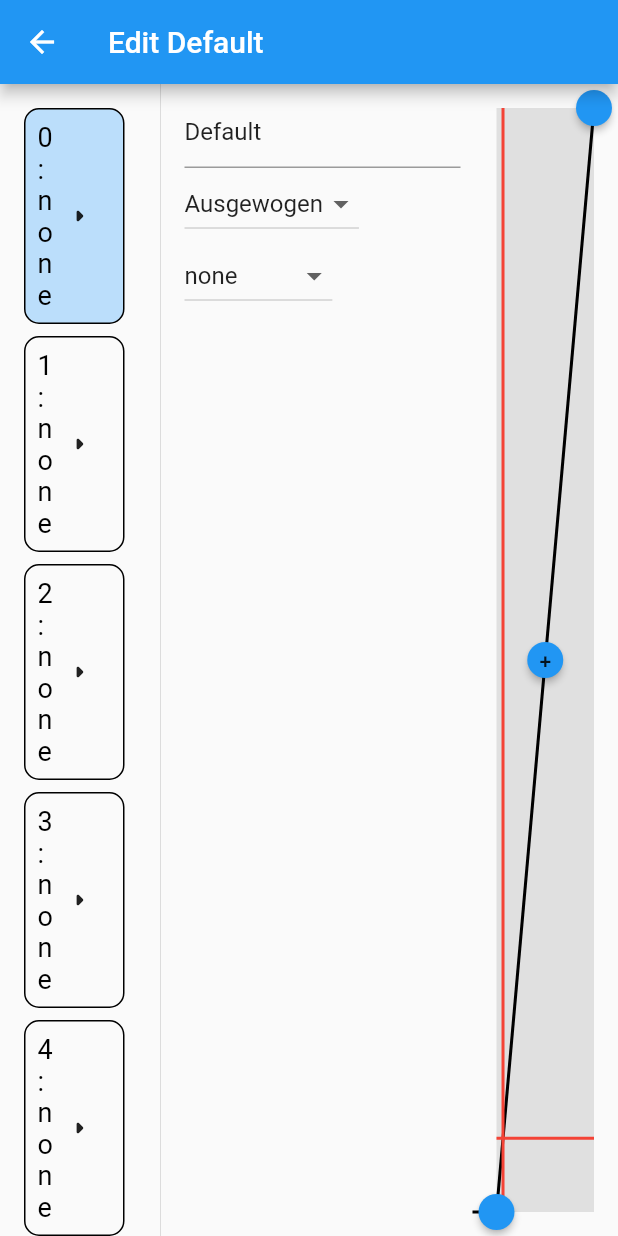
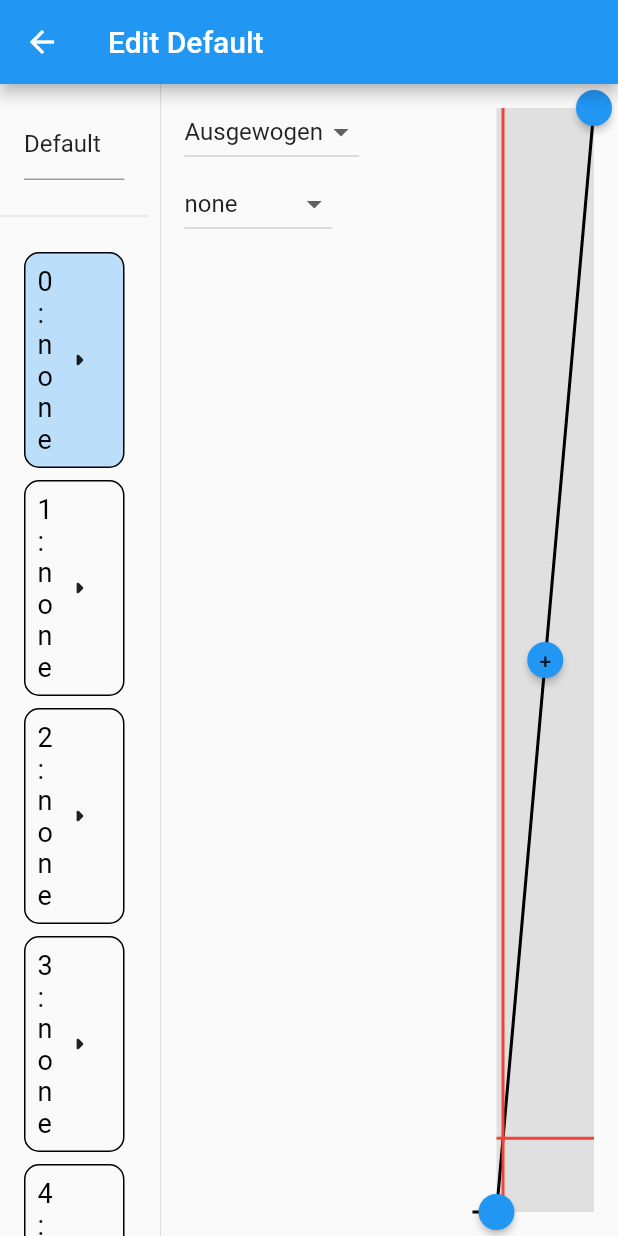
Before and after one commit to TobiasJacob/gcrdeviceconfigurator, a Flutter app: the screen it shows after launch, after a tap on the "arrow right" icon, on a phone screen of 412 x 824 dp. Run offline on Flutter 3.47's test engine with Material 2 defaults, Android fonts, the phone set to English and light mode, and no system bars; our stand-ins replace localstorage; missing offline and left inert: dartusbhid.

Commit message:
Movetext editing controller to profile

```diff
--- a/lib/data/axis.dart
+++ b/lib/data/axis.dart
@@ -32,7 +32,6 @@ class ControllerAxis extends ChangeNotifier {
   }
 
   static ControllerAxis fromJSON(Map<String, dynamic> axisData) {
-    int index = axisData["index"];
     List<DataPoint> dataPoints = (axisData["dataPoints"] as List)
         .map((e) => DataPoint.fromJSON(e))
         .toList();
--- a/lib/pages/profile_page.dart
+++ b/lib/pages/profile_page.dart
@@ -15,6 +15,7 @@ class ProfilePage extends StatefulWidget {
 }
 
 class _ProfilePageState extends State<ProfilePage> {
+  final TextEditingController profileNameController = TextEditingController();
   late ControllerAxis axis;
 
   @override
@@ -28,6 +29,11 @@ class _ProfilePageState extends State<ProfilePage> {
   @override
   Widget build(BuildContext context) {
     final profile = Profile.of(context);
+
+    if (profileNameController.text != profile.name) {
+      profileNameController.text = profile.name;
+    }
+
     return WillPopScope(
         onWillPop: () => showExitPopup(context),
         child: Scaffold(
@@ -40,11 +46,24 @@ class _ProfilePageState extends State<ProfilePage> {
                   children: [
                     Expanded(
                         flex: 1,
-                        child: AxisList(onSelect: (axis) {
-                          setState(() {
-                            this.axis = axis;
-                          });
-                        })),
+                        child: Column(
+                          children: [
+                            Padding(
+                                padding: const EdgeInsets.all(16.0),
+                                child: TextField(
+                                  controller: profileNameController,
+                                  onChanged: profile.updateName,
+                                )),
+                            const Divider(),
+                            Expanded(
+                              child: AxisList(onSelect: (axis) {
+                                setState(() {
+                                  this.axis = axis;
+                                });
+                              }),
+                            )
+                          ],
+                        )),
                     const VerticalDivider(),
                     const Expanded(
                       flex: 3,
--- a/lib/ui/axis_detail.dart
+++ b/lib/ui/axis_detail.dart
@@ -13,26 +13,16 @@ class AxisDetail extends StatefulWidget {
 }
 
 class _AxisDetailState extends State<AxisDetail> {
-  final TextEditingController profileNameController = TextEditingController();
-
   @override
   Widget build(BuildContext context) {
     final profile = Profile.of(context);
     final axis = ControllerAxis.of(context);
-
-    if (profileNameController.text != profile.name) {
-      profileNameController.text = profile.name;
-    }
 
     return Row(crossAxisAlignment: CrossAxisAlignment.stretch, children: [
       Container(
         width: 200,
         padding: const EdgeInsets.all(8),
         child: Column(crossAxisAlignment: CrossAxisAlignment.start, children: [
-          TextField(
-            controller: profileNameController,
-            onChanged: profile.updateName,
-          ),
           DropdownButton<Smoothing>(
             onChanged: axis.setAxisSmoothing,
             value: axis.smoothing,
```
